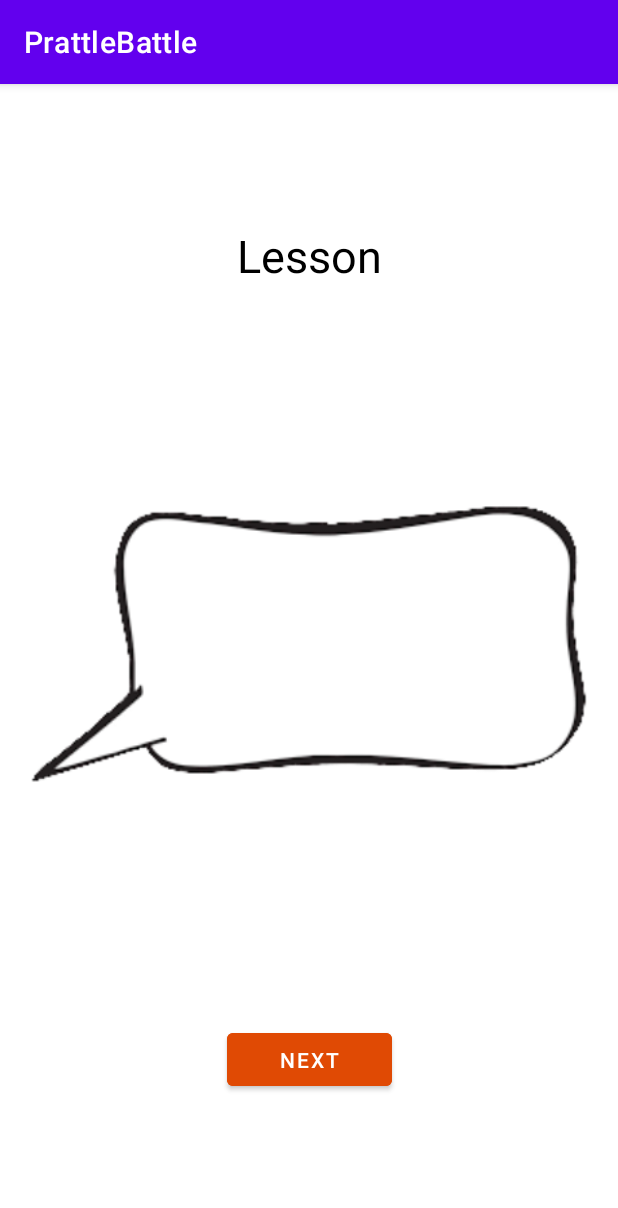
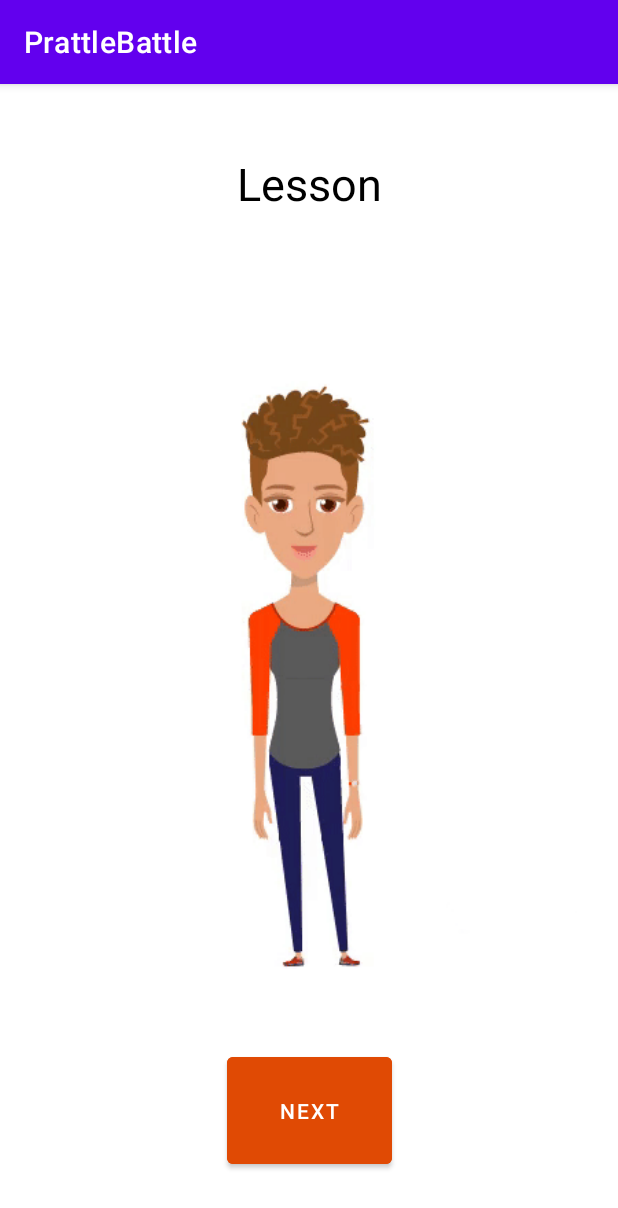
Before and after one commit to TeddyK333/PrattleBattleOfficial, an Android app: the LessonActivity screen opened directly, with no data from a screen before it, on a phone screen of 412 x 824 dp. Shown: the top 1208 px of the screen. Run offline under Robolectric (Android 15) with nearby library versions, the phone set to English and light mode, and no system bars.

Commit message:
added character gif and the intro to the app

```diff
--- a/app/build.gradle
+++ b/app/build.gradle
@@ -36,4 +36,6 @@ dependencies {
     testImplementation 'junit:junit:4.+'
     androidTestImplementation 'androidx.test.ext:junit:1.1.2'
     androidTestImplementation 'androidx.test.espresso:espresso-core:3.3.0'
+    implementation 'pl.droidsonroids.gif:android-gif-drawable:1.2.19'
+
 }
--- a/app/src/main/AndroidManifest.xml
+++ b/app/src/main/AndroidManifest.xml
@@ -16,7 +16,8 @@
                 <category android:name="android.intent.category.LAUNCHER" />
             </intent-filter>
         </activity>
-        <activity android:name=".LessonActivity" />
+        <activity android:name=".LessonActivity"
+            android:exported="true"/>
         <activity android:name=".QuizActivity" />
     </application>
 
--- a/app/src/main/java/com/example/prattlebattle/QuizActivity.java
+++ b/app/src/main/java/com/example/prattlebattle/QuizActivity.java
@@ -3,9 +3,7 @@ package com.example.prattlebattle;
 import androidx.appcompat.app.AppCompatActivity;
 
 import android.os.Bundle;
-import android.view.View;
 import android.widget.Button;
-import android.widget.LinearLayout;
 import android.widget.TextView;
 
 import java.util.ArrayList;
--- a/app/src/main/res/layout/lesson_activity.xml
+++ b/app/src/main/res/layout/lesson_activity.xml
@@ -9,40 +9,41 @@
     <Button
         android:id="@+id/button2"
         android:layout_width="110dp"
-        android:layout_height="47dp"
+        android:layout_height="0dp"
+        android:layout_marginBottom="42dp"
         android:backgroundTint="@color/main"
         android:text="@string/NextButton"
         app:layout_constraintBottom_toBottomOf="parent"
         app:layout_constraintEnd_toEndOf="parent"
-        app:layout_constraintHorizontal_bias="0.5"
         app:layout_constraintStart_toStartOf="parent"
-        app:layout_constraintTop_toBottomOf="@+id/imageView3" />
-
-    <ImageView
-        android:id="@+id/imageView3"
-        android:layout_width="389dp"
-        android:layout_height="303dp"
-        android:contentDescription="@string/todo"
-        app:layout_constraintBottom_toTopOf="@+id/button2"
-        app:layout_constraintEnd_toEndOf="parent"
-        app:layout_constraintHorizontal_bias="0.5"
-        app:layout_constraintStart_toStartOf="parent"
-        app:layout_constraintTop_toBottomOf="@+id/textView2"
-        app:srcCompat="@drawable/speech_bubble_3" />
+        app:layout_constraintTop_toBottomOf="@+id/textView2" />
 
     <TextView
         android:id="@+id/textView2"
         android:layout_width="wrap_content"
         android:layout_height="wrap_content"
+        android:layout_marginTop="46dp"
+        android:layout_marginBottom="556dp"
         android:backgroundTint="@color/black"
         android:text="@string/Lesson"
         android:textAlignment="center"
         android:textColor="@color/black"
         android:textSize="30sp"
-        app:layout_constraintBottom_toTopOf="parent"
+        app:layout_constraintBottom_toTopOf="@+id/button2"
         app:layout_constraintEnd_toEndOf="parent"
-        app:layout_constraintHorizontal_bias="0.5"
         app:layout_constraintStart_toStartOf="parent"
-        app:layout_constraintTop_toTopOf="@id/imageView3" />
+        app:layout_constraintTop_toTopOf="parent" />
+
+    <pl.droidsonroids.gif.GifImageView
+        android:id="@+id/gifCharacterImageView"
+        android:layout_width="0dp"
+        android:layout_height="0dp"
+        android:src="@drawable/character"
+        app:layout_constraintBottom_toBottomOf="parent"
+        app:layout_constraintEnd_toEndOf="parent"
+        app:layout_constraintHorizontal_bias="0.0"
+        app:layout_constraintStart_toStartOf="parent"
+        app:layout_constraintTop_toTopOf="parent"
+        app:layout_constraintVertical_bias="0.0" />
 
 </androidx.constraintlayout.widget.ConstraintLayout>
--- a/build.gradle
+++ b/build.gradle
@@ -3,6 +3,7 @@ buildscript {
     repositories {
         google()
         jcenter()
+        mavenCentral()
     }
     dependencies {
         classpath "com.android.tools.build:gradle:4.1.2"
@@ -16,6 +17,7 @@ allprojects {
     repositories {
         google()
         jcenter()
+        mavenCentral()
     }
 }
 
```
Also changed, not shown: app/src/main/res/drawable/character.gif (added).
